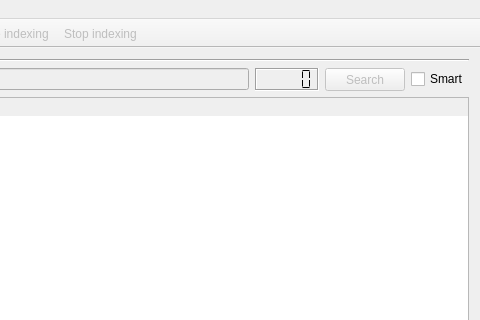
Old version of the form mainwindow.ui in the repository Tindarid/prep-grep; both pictures show x 151 to 631 and y 0 to 320 of the 631 by 451 pixel window.
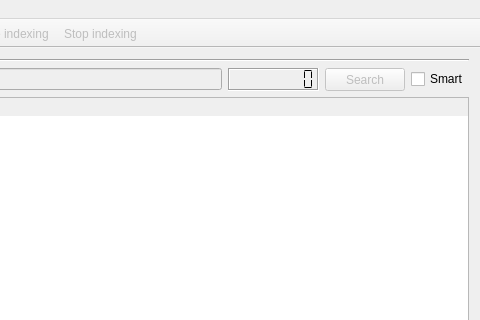
New version of the form.

The edit to the form file:
```diff
--- a/mainwindow.ui
+++ b/mainwindow.ui
@@ -47,6 +47,9 @@
           <property name="frameShadow">
            <enum>QFrame::Sunken</enum>
           </property>
+          <property name="digitCount">
+           <number>8</number>
+          </property>
           <property name="segmentStyle">
            <enum>QLCDNumber::Flat</enum>
           </property>
```
Left out of the diff: 2 changed lines with no effect on the pictures.
